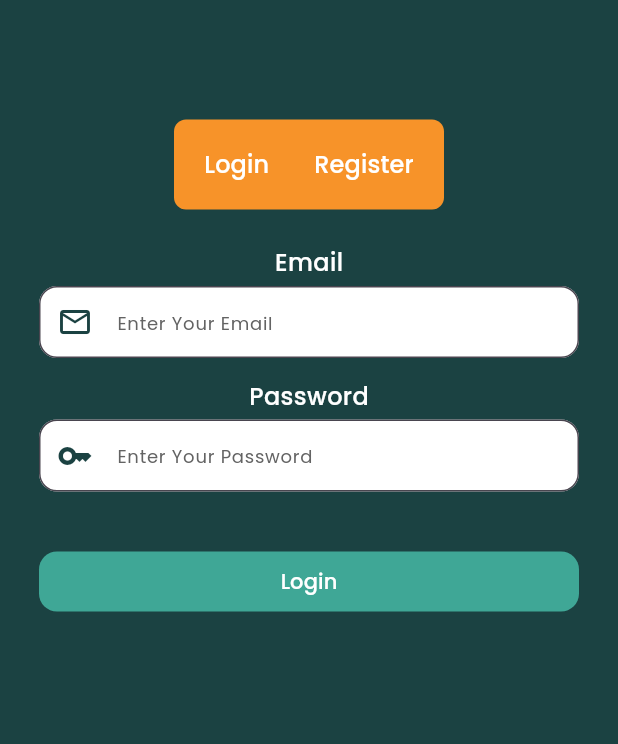
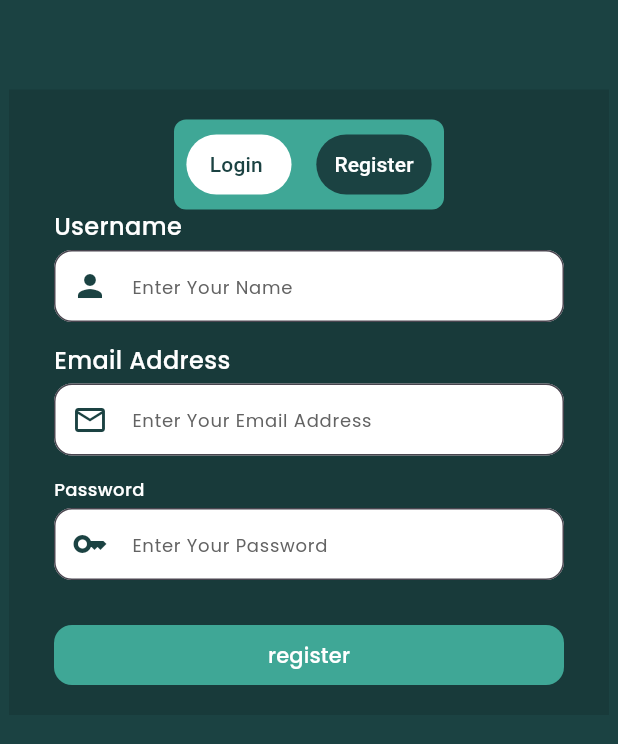
Before and after one commit to yanz616/BCG-projectDicoding, a Flutter app: the WebSignInPage screen opened directly, after a tap on "Register", on a phone screen of 412 x 824 dp, the part 182-926 px from its top. Run offline on Flutter 3.47's test engine with Material 3 defaults, Android fonts, the phone set to English and light mode, and no system bars; our stand-ins replace auto_size_text, carousel_slider, gap, google_fonts, shared_preferences; missing offline and left inert: widget_zoom; accounts and stored records are empty.

Commit message:
auth web done

```diff
--- a/lib/views/website/auth/sign_in_web.dart
+++ b/lib/views/website/auth/sign_in_web.dart
@@ -1,12 +1,13 @@
 import 'package:flutter/material.dart';
 import 'package:gap/gap.dart';
+import 'package:intl/intl.dart';
 import 'package:project_dicoding/shared/shared_preferences.dart';
 import 'package:project_dicoding/shared/snackbar.dart';
 import 'package:project_dicoding/theme/theme.dart';
-import 'package:project_dicoding/views/mobile/pages/home.dart';
-// import 'package:project_dicoding/views/mobile/widgets/button.dart';
+
 import 'package:project_dicoding/views/mobile/widgets/custom_text.dart';
 import 'package:project_dicoding/views/mobile/widgets/custom_text_field.dart';
+import 'package:project_dicoding/views/website/pages/home_web.dart';
 
 class WebSignInPage extends StatefulWidget {
   const WebSignInPage({super.key});
@@ -29,7 +30,7 @@ class _WebSignInPageState extends State<WebSignInPage> {
           // ignore: use_build_context_synchronously
           ctx,
           MaterialPageRoute(
-            builder: (context) => const Home(),
+            builder: (context) => const HomeWeb(),
           ),
         );
       } else {
@@ -41,10 +42,34 @@ class _WebSignInPageState extends State<WebSignInPage> {
     }
   }
 
+  void register(
+    BuildContext ctx,
+    String nama,
+    String email,
+    String pass,
+  ) async {
+    if (nama.isEmpty && email.isEmpty && pass.isEmpty) {
+      CustomSnackbar.showToast(ctx, 'Cannot be reach null');
+    } else {
+      if (nama.isNotEmpty && email.isNotEmpty && pass.isNotEmpty) {
+        SharedPreUtils.saveName(nama);
+        SharedPreUtils.saveEmail(email);
+        SharedPreUtils.savePass(pass);
+        SharedPreUtils.saveTanggalGabung(
+            DateFormat('dd-MM-yyyy').format(DateTime.now()));
+
+        CustomSnackbar.showToast(ctx, 'Berhasil simpan!,');
+      } else {
+        CustomSnackbar.showToast(ctx, 'You should make this form full');
+      }
+    }
+  }
+
   int selectedIndex = 0;
 
   @override
   Widget build(BuildContext context) {
+    final TextEditingController userNameController = TextEditingController();
     final TextEditingController emailController = TextEditingController();
     final TextEditingController passController = TextEditingController();
 
@@ -66,57 +91,61 @@ class _WebSignInPageState extends State<WebSignInPage> {
               ),
               color: orangeColor,
             ),
-            const Gap(80),
+            const Gap(60),
             Center(
                 child: Container(
-                color: Colors.transparent,
+              color: Colors.black12,
               constraints: const BoxConstraints(
                 maxWidth: 400,
               ),
               child: Padding(
                 padding: const EdgeInsets.symmetric(
-                    horizontal: 20,
+                  horizontal: 30,
+                  vertical: 20,
                 ),
                 child: Column(
                   children: [
                     Container(
-                        margin: const EdgeInsets.symmetric(horizontal: 90),
-                        padding: const EdgeInsets.symmetric(
-                          vertical: 6,
-                          horizontal: 6,
-                        ),
+                      constraints: const BoxConstraints(maxWidth: 180),
                       decoration: BoxDecoration(
                         borderRadius: BorderRadius.circular(8),
-                          color: orangeColor,
+                        color: secondColor,
                       ),
+                      padding: const EdgeInsets.symmetric(vertical: 6),
                       child: Row(
-                          mainAxisAlignment: MainAxisAlignment.center,
-                          children: [
-                            TextButton(
-                              onPressed: () {},
-                              child: WhiteText(
-                                text: 'Login',
-                                styleForText: StyleForText(
-                                  medium,
-                                  16,
+                        mainAxisAlignment: MainAxisAlignment.spaceAround,
+                        children: List.generate(2, (index) {
+                          return Container(
+                            decoration: BoxDecoration(
+                              borderRadius: BorderRadius.circular(8),
+                            ),
+                            child: TextButton(
+                              onPressed: () {
+                                setState(() {
+                                  selectedIndex =
+                                      index; // Perbarui tombol yang dipilih
+                                });
+                              },
+                              style: TextButton.styleFrom(
+                                backgroundColor: selectedIndex == index
+                                    ? primaryColor
+                                    : Colors.white,
+                                foregroundColor: selectedIndex == index
+                                    ? Colors.white
+                                    : primaryColor,
+                              ),
+                              child: Text(
+                                index == 0 ? ' Login  ' : 'Register',
                               ),
                             ),
-                            ),
-                            const Gap(6),
-                            TextButton(
-                              onPressed: () {},
-                              child: WhiteText(
-                                text: 'Register',
-                                styleForText: StyleForText(
-                                  medium,
-                                  16,
+                          );
+                        }),
                       ),
                     ),
-                            ),
-                          ],
-                        ),
-                      ),
-                      const Gap(24),
+                    selectedIndex == 0
+                        ? Column(
+                            crossAxisAlignment: CrossAxisAlignment.start,
+                            children: <Widget>[
                               WhiteText(
                                 text: 'Email',
                                 styleForText: StyleForText(
@@ -185,10 +214,102 @@ class _WebSignInPageState extends State<WebSignInPage> {
                                 ),
                               ),
                             ],
+                          )
+                        : Column(
+                            crossAxisAlignment: CrossAxisAlignment.start,
+                            children: <Widget>[
+                              WhiteText(
+                                text: 'Username',
+                                styleForText: StyleForText(
+                                  medium,
+                                  16,
+                                ),
+                              ),
+                              const Gap(4),
+                              CustomTextField(
+                                controller: userNameController,
+                                prefixIcon: const Icon(
+                                  Icons.person,
+                                  color: primaryColor,
+                                ),
+                                hintText: 'Enter Your Name',
+                                hintStyle: StyleForText(
+                                  regular,
+                                  12,
+                                ),
+                              ),
+                              const Gap(14),
+                              WhiteText(
+                                text: 'Email Address',
+                                styleForText: StyleForText(
+                                  medium,
+                                  16,
+                                ),
+                              ),
+                              const Gap(4),
+                              CustomTextField(
+                                controller: emailController,
+                                prefixIcon: const Icon(
+                                  Icons.email_outlined,
+                                  color: primaryColor,
+                                ),
+                                hintText: 'Enter Your Email Address',
+                                hintStyle: StyleForText(regular, 12),
+                              ),
+                              const Gap(14),
+                              WhiteText(
+                                text: 'Password',
+                                styleForText: StyleForText(
+                                  medium,
+                                  12,
+                                ),
+                              ),
+                              const Gap(4),
+                              CustomTextField(
+                                controller: passController,
+                                obScure: true,
+                                prefixIcon: const Icon(
+                                  Icons.key,
+                                  color: primaryColor,
+                                ),
+                                hintText: 'Enter Your Password',
+                                hintStyle: StyleForText(
+                                  regular,
+                                  12,
+                                ),
+                              ),
+                              const Gap(30),
+                              Container(
+                                height: 40,
+                                width: double.infinity,
+                                decoration: BoxDecoration(
+                                  borderRadius: BorderRadius.circular(12),
+                                  color: secondColor,
+                                ),
+                                child: TextButton(
+                                  onPressed: () {
+                                    register(
+                                      context,
+                                      userNameController.text,
+                                      emailController.text,
+                                      passController.text,
+                                    );
+                                  },
+                                  child: WhiteText(
+                                    text: 'register',
+                                    styleForText: StyleForText(
+                                      medium,
+                                      14.0,
                                     ),
                                   ),
                                 ),
                               ),
+                            ],
+                          ),
+                  ],
+                ),
+              ),
+            )),
             const Gap(60),
           ],
         ),
```
Also changed, not shown: lib/test.dart (deleted, +0 -91 lines), lib/views/website/pages/home_web.dart (added, +389 -0 lines). Lines whose indentation alone changed are shown as unchanged.
